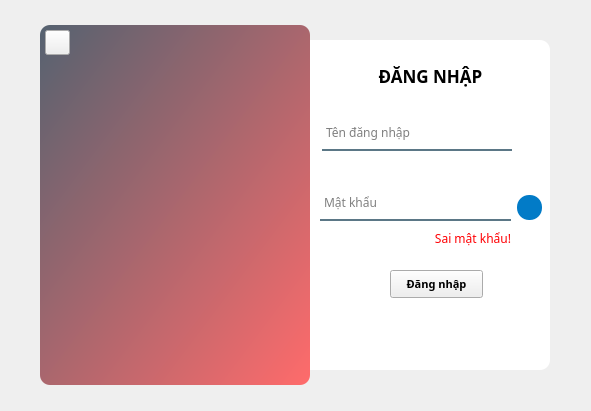
cdghhhiilnnotu/Face-Attendance-CLIENT, file login.ui: the form before one commit.
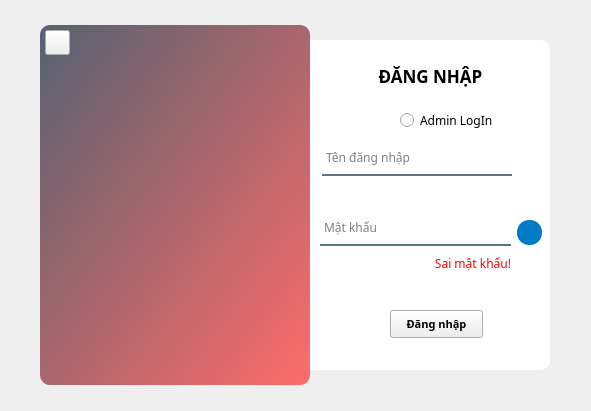
The form after the commit. Icons and pictures are not drawn.

```diff
--- a/login.ui
+++ b/login.ui
@@ -132,7 +132,7 @@
      <property name="geometry">
       <rect>
        <x>322</x>
-       <y>120</y>
+       <y>145</y>
        <width>190</width>
        <height>31</height>
       </rect>
@@ -159,7 +159,7 @@
      <property name="geometry">
       <rect>
        <x>320</x>
-       <y>190</y>
+       <y>215</y>
        <width>191</width>
        <height>31</height>
       </rect>
@@ -189,7 +189,7 @@
      <property name="geometry">
       <rect>
        <x>390</x>
-       <y>270</y>
+       <y>310</y>
        <width>93</width>
        <height>28</height>
       </rect>
@@ -213,7 +213,7 @@
      <property name="geometry">
       <rect>
        <x>380</x>
-       <y>230</y>
+       <y>255</y>
        <width>131</width>
        <height>16</height>
       </rect>
@@ -273,7 +273,7 @@
      <property name="geometry">
       <rect>
        <x>517</x>
-       <y>195</y>
+       <y>220</y>
        <width>25</width>
        <height>25</height>
       </rect>
@@ -307,6 +307,25 @@
        <normaloff>:/icons/EC8482/alert-circle.svg</normaloff>:/icons/EC8482/alert-circle.svg</iconset>
      </property>
     </widget>
+    <widget class="QRadioButton" name="admin_btn">
+     <property name="geometry">
+      <rect>
+       <x>400</x>
+       <y>110</y>
+       <width>131</width>
+       <height>20</height>
+      </rect>
+     </property>
+     <property name="font">
+      <font>
+       <family>Cascadia Code</family>
+       <pointsize>9</pointsize>
+      </font>
+     </property>
+     <property name="text">
+      <string>Admin LogIn</string>
+     </property>
+    </widget>
    </widget>
   </widget>
  </widget>
```
